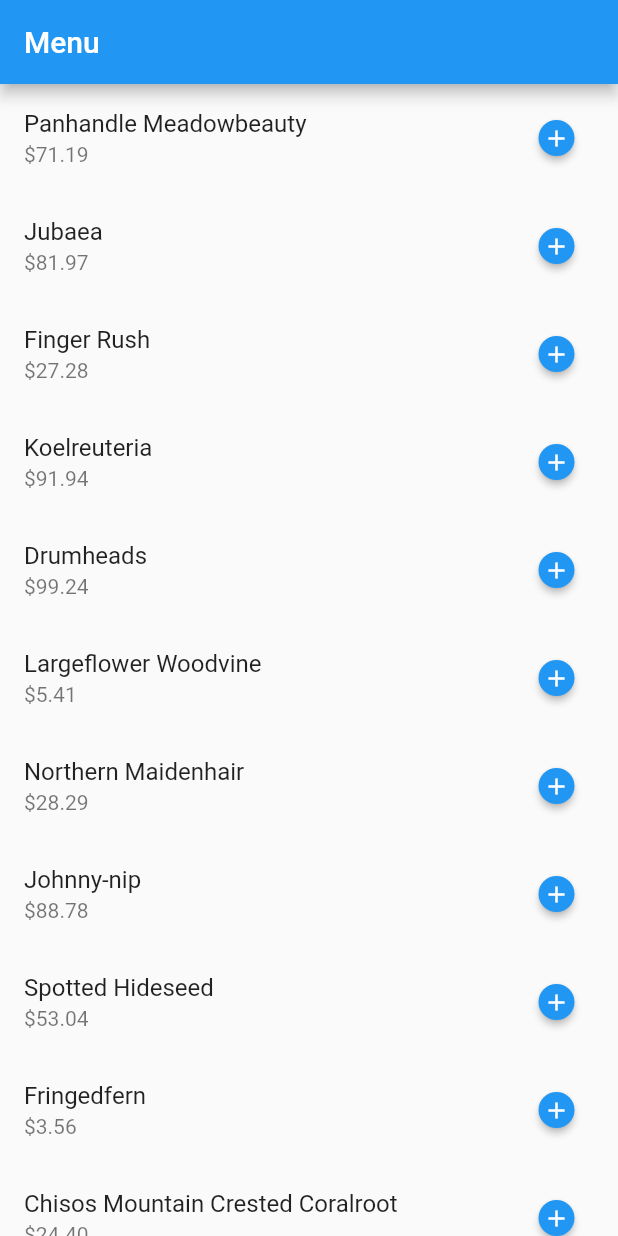
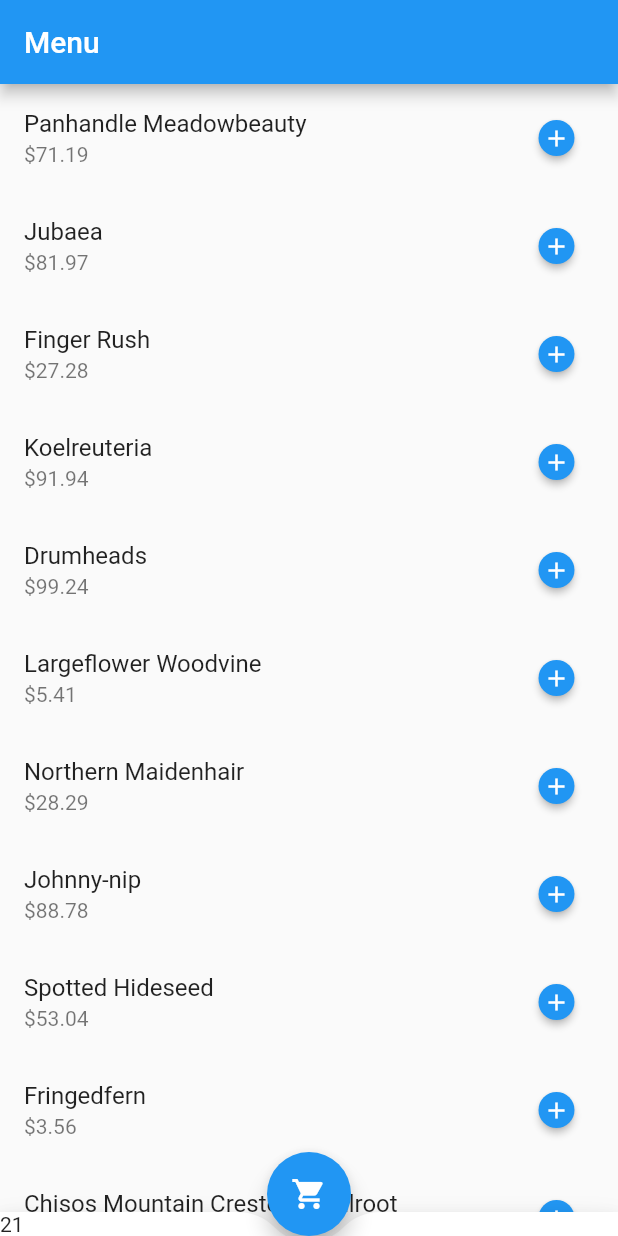
Before and after one commit to carlosxl/shopping_cart, a Flutter app: the screen it shows after launch, scrolled down 1152 dp, on a phone screen of 412 x 824 dp. Run offline on Flutter 3.47's test engine with Material 2 defaults, Android fonts, the phone set to English and light mode, and no system bars; our stand-ins replace built_collection, built_value, rxdart; generated files the repository leaves out were written again.

Commit message:
fixed empty snapshot bug add added notch bottom app bar

```diff
--- a/lib/main.dart
+++ b/lib/main.dart
@@ -1,7 +1,7 @@
 import 'package:flutter/material.dart';
 
 import 'package:shopping_cart/blocs/menu_bloc.dart';
-import 'package:shopping_cart/models/menu_items.dart';
+import 'package:shopping_cart/screens/menu.dart';
 
 void main() => runApp(MyApp());
 
@@ -14,46 +14,7 @@ class MyApp extends StatelessWidget {
       theme: ThemeData(
         primarySwatch: Colors.blue,
       ),
-      home: Scaffold(
-        appBar: AppBar(
-          title: Text('Menu'),
-        ),
-        body: StreamBuilder(
-          stream: bloc.menuItems,
-          builder: (BuildContext context, AsyncSnapshot<MenuItems> snapshot) {
-            return buildList(snapshot);
-          },
-        ),
-      ),
+      home: MenuScreen(),
     );
   }
 }
-
-Widget buildList(AsyncSnapshot<MenuItems> snapshot) {
-  return ListView.builder(
-    itemCount: snapshot.data.menuItems.length,
-    itemBuilder: (BuildContext context, int index) {
-      MenuItem item = snapshot.data.menuItems[index];
-
-      return ListTile(
-        title: Text(item.label),
-        subtitle: Text(item.priceString),
-        trailing: ButtonTheme.fromButtonThemeData(
-          data: ButtonTheme.of(context).copyWith(
-            minWidth: 24.0,
-            height: 24.0,
-            buttonColor: Theme.of(context).accentColor,
-            textTheme: ButtonTextTheme.primary,
-          ),
-          child: RaisedButton(
-            child: Icon(Icons.add, size: 18),
-            shape: CircleBorder(),
-            onPressed: () {
-              return true;
-            },
-          ),
-        ),
-      );
-    },
-  );
-}
--- a/lib/screens/menu.dart
+++ b/lib/screens/menu.dart
@@ -36,10 +36,23 @@ class _MenuScreenState extends State<MenuScreen> {
           return buildList(snapshot);
         },
       ),
+      bottomNavigationBar: BottomAppBar(
+        child: Text('21'),
+        shape: CircularNotchedRectangle(),
+        notchMargin: 4.0,
+      ),
+      floatingActionButton: FloatingActionButton(
+        child: Icon(Icons.shopping_cart),
+        onPressed: () => true,
+      ),
+      floatingActionButtonLocation: FloatingActionButtonLocation.centerDocked,
     );
   }
 
   Widget buildList(AsyncSnapshot<MenuItems> snapshot) {
+    if (!snapshot.hasData) {
+      return Center(child: CircularProgressIndicator());
+    }
     return ListView.builder(
       itemCount: snapshot.data.menuItems.length,
       itemBuilder: (BuildContext context, int index) {
```
